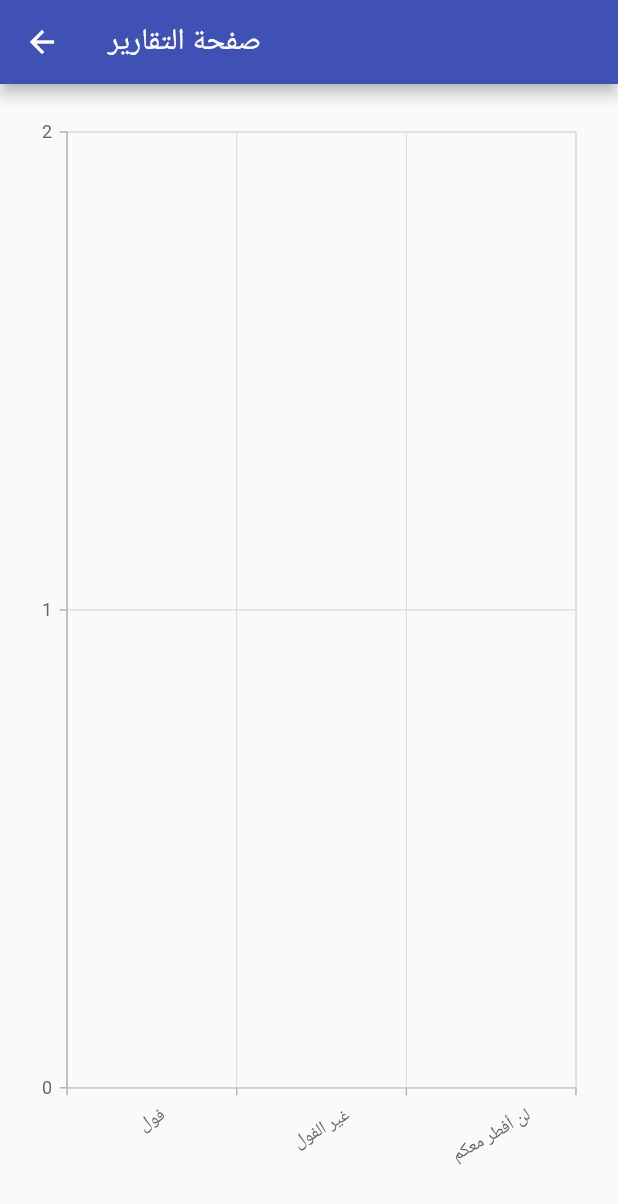
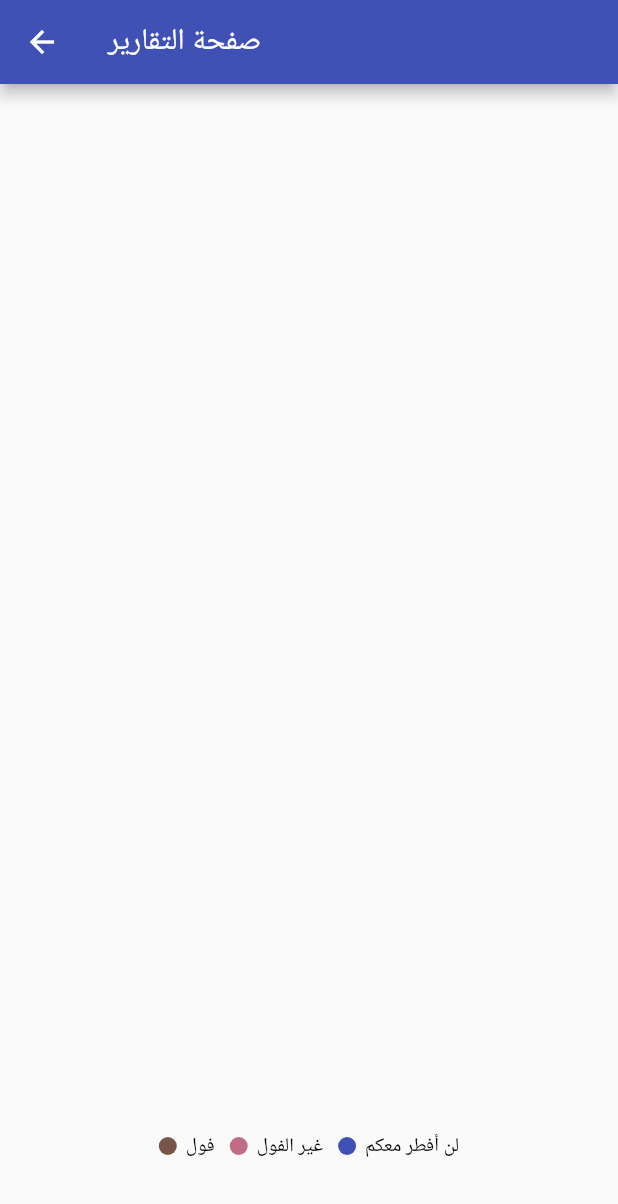
Before and after one commit to MohammedHyder777/Iftar, a Flutter app: the ReportScreen screen opened directly, on a phone screen of 412 x 824 dp. Shown: the top 1204 px of the screen. Run offline on Flutter 3.47's test engine with Material 2 defaults, Android fonts, the phone set to English and light mode, and no system bars; our stand-ins replace cloud_firestore, firebase_auth, firebase_core, flutter_speed_dial, flutter_spinkit, google_sign_in and 1 more; accounts and stored records are empty.

Commit message:
Adding more charts and refactoring.

```diff
--- /dev/null
+++ b/lib/reports/report_chrats.dart
@@ -0,0 +1,108 @@
+import 'package:flutter/material.dart';
+import 'package:syncfusion_flutter_charts/charts.dart';
+
+class ChartData {
+  ChartData(this.x, this.y);
+  final String x;
+  final int? y;
+}
+
+//*///////////// BAR CHART /////////////////////////////////////////////////////
+class BarChart extends StatelessWidget {
+  const BarChart({super.key, required this.dataList});
+  final List<ChartData> dataList;
+  @override
+  Widget build(BuildContext context) {
+    return SfCartesianChart(
+        isTransposed: true,
+        primaryXAxis: CategoryAxis(labelRotation: -30),
+        primaryYAxis: NumericAxis(
+          interval: 1,
+        ),
+        series: <BarSeries<ChartData, String>>[
+          // Renders bar chart
+          BarSeries<ChartData, String>(
+              dataSource: dataList,
+              xValueMapper: (ChartData data, _) => data.x,
+              yValueMapper: (ChartData data, _) => data.y,
+              width: 0.5,
+              borderRadius: const BorderRadius.only(
+                  topRight: Radius.circular(20), topLeft: Radius.circular(20)))
+        ]);
+  }
+}
+
+//*///////////// PIE CHART /////////////////////////////////////////////////////
+class PieChart extends StatelessWidget {
+  const PieChart({super.key, required this.dataList});
+  final List<ChartData> dataList;
+
+  @override
+  Widget build(BuildContext context) {
+    return SfCircularChart(
+      legend: Legend(isVisible: true),
+      tooltipBehavior: TooltipBehavior(enable: true, duration: 1),
+      series: <CircularSeries>[
+        PieSeries<ChartData, String>(
+          dataSource: dataList,
+          xValueMapper: (ChartData data, index) => data.x,
+          yValueMapper: (ChartData data, index) => data.y,
+
+          dataLabelSettings: const DataLabelSettings(isVisible: true,),
+          // Color the segmments depending on the value. If no color is provided it will be auto generated.
+          pointColorMapper: (ChartData datum, index) {
+            if (datum.x == 'فول') {
+              return Colors.brown;
+            }
+            if (datum.x == 'لن أفطر معكم') {
+              return Colors.indigo;
+            }
+            return null;
+          },
+          // Segments will explode on tap
+          explode: true,
+          // Index i segment will be exploded on initial rendering
+          explodeIndex: 0,
+          // Radius for each segment from data source
+
+        )
+      ],
+    );
+  }
+}
+
+//*///////////// Doughnut CHART /////////////////////////////////////////////////////
+class DoughnutChart extends StatelessWidget {
+  const DoughnutChart({super.key, required this.dataList});
+  final List<ChartData> dataList;
+
+  @override
+  Widget build(BuildContext context) {
+    return SfCircularChart(
+      legend: Legend(isVisible: true),
+      tooltipBehavior: TooltipBehavior(enable: true, duration: 1),
+      series: <CircularSeries>[
+        DoughnutSeries<ChartData, String>(
+          dataSource: dataList,
+          xValueMapper: (datum, index) => datum.x,
+          yValueMapper: (datum, index) => datum.y,
+
+          dataLabelSettings: const DataLabelSettings(isVisible: true,),
+          // Color the segmments depending on the value. If no color is provided it will be auto generated.
+          pointColorMapper: (ChartData datum, index) {
+            if (datum.x == 'فول') {
+              return Colors.brown;
+            }
+            if (datum.x == 'لن أفطر معكم') {
+              return Colors.indigo;
+            }
+            return null;
+          },
+          explode: true,
+          innerRadius: '60%',
+          cornerStyle: CornerStyle.endCurve
+        )
+      ],
+    );
+  }
+}
--- a/lib/reports.dart
+++ b/lib/reports/reports.dart
@@ -1,10 +1,11 @@
 import 'package:flutter/material.dart';
 import 'package:iftar/data.dart';
+import 'package:iftar/reports/report_chrats.dart';
 import 'package:iftar/services/database.dart';
 import 'package:provider/provider.dart';
-import 'package:syncfusion_flutter_charts/charts.dart';
 
 
+//*//////////////// FUNCTIONS: /////////////////////////////////////////////////
 int countFoodOrders(String type, List<Data> data) {
     int count = 0;
     for (var user in data) {
@@ -14,6 +15,7 @@ int countFoodOrders(String type, List<Data> data) {
     }
     return count;
   }
+//*//////////////// CLASSES: ///////////////////////////////////////////////////
 
 class ReportScreen extends StatelessWidget {
 
@@ -29,7 +31,6 @@ class ReportScreen extends StatelessWidget {
       initialData: const [],
       value: DatabaseService().document,
       builder:(context, child) {
-
         List<ChartData> chartData = [];
         final data = Provider.of<List<Data>>(context);
         for (var e in ['فول', 'غير الفول', 'لن أفطر معكم']) {
@@ -43,23 +44,7 @@ class ReportScreen extends StatelessWidget {
         body: Center(
           child: Padding(
             padding: const EdgeInsets.fromLTRB(18.0,22.0,18.0,36.0),
-            child: SfCartesianChart(
-                isTransposed: true,
-                primaryXAxis: CategoryAxis(labelRotation: -30),
-                primaryYAxis: NumericAxis(
-                  interval: 1,
-                ),
-                series: <BarSeries<ChartData, String>>[
-                  // Renders bar chart
-                  BarSeries<ChartData, String>(
-                      dataSource: chartData,
-                      xValueMapper: (ChartData data, _) => data.x,
-                      yValueMapper: (ChartData data, _) => data.y,
-                      width: 0.5,
-                      borderRadius: const BorderRadius.only(
-                          topRight: Radius.circular(20),
-                          topLeft: Radius.circular(20)))
-                ]),
+            child: DoughnutChart(dataList: chartData,)
           ),
         ),
       );
@@ -74,9 +59,3 @@ class ReportScreen extends StatelessWidget {
 //   ChartData('غيره', 28),
 //   ChartData('لن أفطر', 34),
 // ];
-
-class ChartData {
-  ChartData(this.x, this.y);
-  final String x;
-  final int? y;
-}
--- a/lib/screens/authenticate/sign_up.dart
+++ b/lib/screens/authenticate/sign_up.dart
@@ -105,7 +105,7 @@ class _SignUpState extends State<SignUp> {
                                 } else if (e.code == 'invalid-email') {
                                   specialError = 'أدخل بريدا إلكترونيا صحيحا';
                                 } else if(e.code == 'weak-password'){
-                                  specialError = 'كلمة سر ضعيفة، قوها يزيادة طولها';
+                                  specialError = 'كلمة سر ضعيفة، قوّها يزيادة طولها';
                                 }
                           setState(() {
                             error = (specialError.isNotEmpty)
--- a/lib/screens/home/home.dart
+++ b/lib/screens/home/home.dart
@@ -3,7 +3,7 @@ import 'package:firebase_auth/firebase_auth.dart';
 import 'package:firebase_core/firebase_core.dart';
 import 'package:flutter/material.dart';
 import 'package:iftar/data.dart';
-import 'package:iftar/reports.dart';
+import 'package:iftar/reports/reports.dart';
 import 'package:iftar/screens/home/statistics_card.dart';
 import 'package:iftar/screens/home/data_list.dart';
 import 'package:iftar/screens/home/preferences_form.dart';
```
